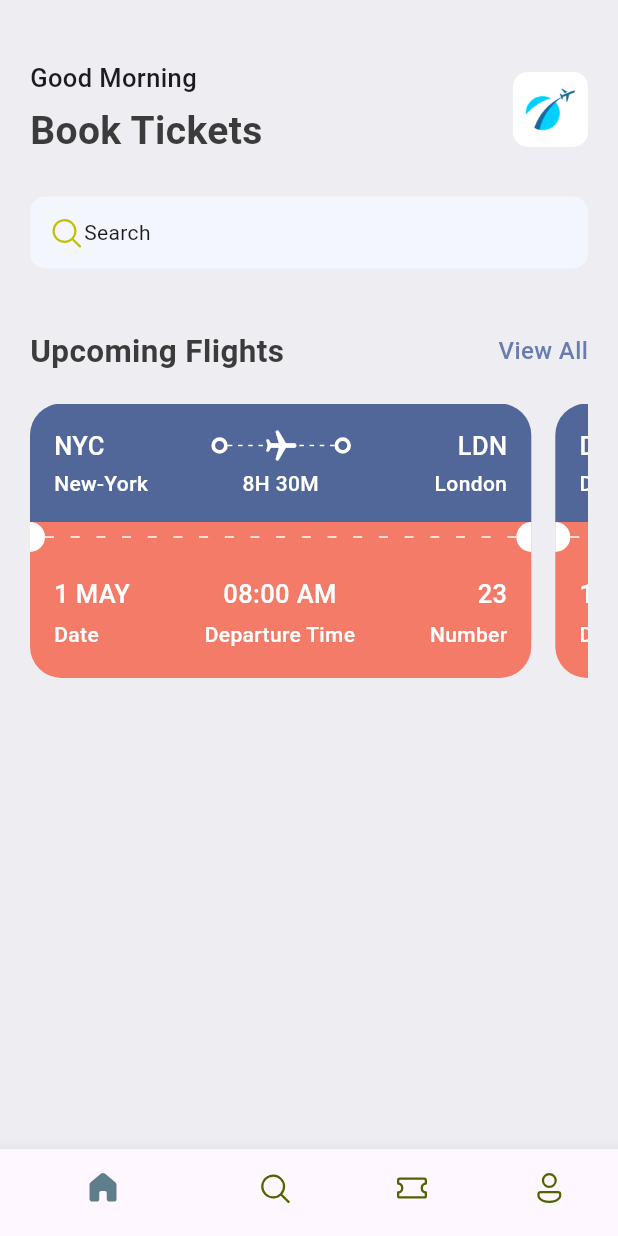
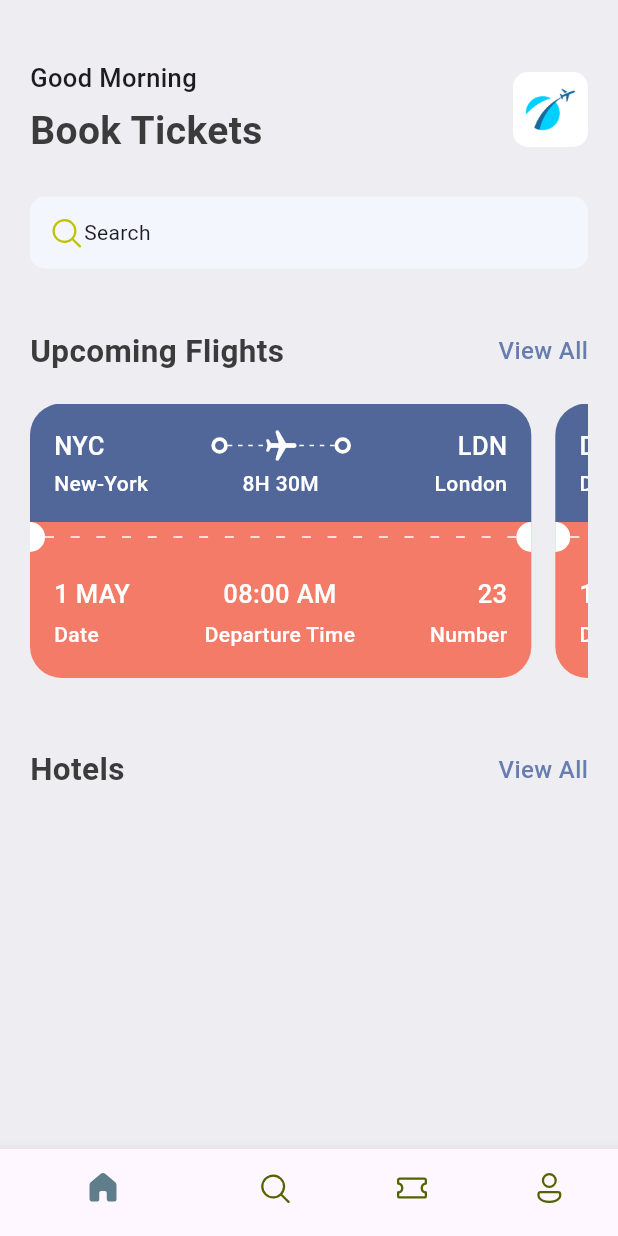
Before and after one commit to JibinB02/ticket-booking, a Flutter app: the screen it shows after launch, on a phone screen of 412 x 824 dp. Run offline on Flutter 3.47's test engine with Material 3 defaults, Android fonts, the phone set to English and light mode, and no system bars; our stand-ins replace fluentui_icons.

Commit message:
routes and hotels starting stage

```diff
--- a/lib/base/widgets/app_double_text.dart
+++ b/lib/base/widgets/app_double_text.dart
@@ -1,11 +1,11 @@
 import 'package:flutter/material.dart';
 import 'package:ticket_app/base/res/styles/app_styles.dart';
-import 'package:ticket_app/screens/all_tickets.dart';
 
 class AppDoubleText extends StatelessWidget {
-  const AppDoubleText({super.key,required this.bigText,required this.smallText});
+  const AppDoubleText({super.key,required this.bigText,required this.smallText,required this.func});
   final String bigText;
   final String smallText;
+  final VoidCallback func;
 
   @override
   Widget build(BuildContext context) {
@@ -14,12 +14,7 @@ class AppDoubleText extends StatelessWidget {
       children: [
         Text(bigText,style: AppStyles.headLineStyle2),
         InkWell(
-          onTap: (){
-            Navigator.push(
-              context,
-              MaterialPageRoute(
-                builder: (BuildContext context) => const AllTickets()));
-          },
+          onTap: func,
           child: Text(smallText,style: AppStyles.textStyle.copyWith(
             color: AppStyles.primaryColor
           )),
--- a/lib/main.dart
+++ b/lib/main.dart
@@ -1,5 +1,6 @@
 import 'package:flutter/material.dart';
 import 'package:ticket_app/base/bottom_nav_bar.dart';
+import 'package:ticket_app/screens/all_tickets.dart';
 
 void main() {
   runApp(const MyApp());
@@ -10,9 +11,12 @@ class MyApp extends StatelessWidget {
 
   @override
   Widget build(BuildContext context) {
-    return const MaterialApp(
-      home: BottomNavBar(),
-      debugShowCheckedModeBanner: false
+    return MaterialApp(
+      debugShowCheckedModeBanner: false,
+      routes: {
+        "/": (context) =>  const BottomNavBar(),
+        "/all_tickets": (context) => const AllTickets()
+      },
     );
   }
 }
--- a/lib/screens/home_screen.dart
+++ b/lib/screens/home_screen.dart
@@ -61,14 +61,27 @@ class HomeScreen extends StatelessWidget {
                   ),
                 ),
                 const SizedBox(height: 40),
-                const AppDoubleText(bigText: 'Upcoming Flights',smallText: 'View All'),
+                AppDoubleText(
+                  bigText: 'Upcoming Flights',
+                  smallText: 'View All',
+                  func: () =>  Navigator.pushNamed(context, "/all_tickets")
+                  ),
                 const SizedBox(height: 20),
                 SingleChildScrollView(
                   scrollDirection: Axis.horizontal,
                   child: Row(
                     children: ticketList.take(2).map((singleTicket) => TicketView(ticket:singleTicket)).toList(),
                   )
-                  )
+                  ),
+                const SizedBox(height: 40),
+                AppDoubleText(
+                  bigText: 'Hotels',
+                  smallText: 'View All',
+                  func: (){
+
+                  },
+                  ),
+
               ],
             ),
           ),
```
